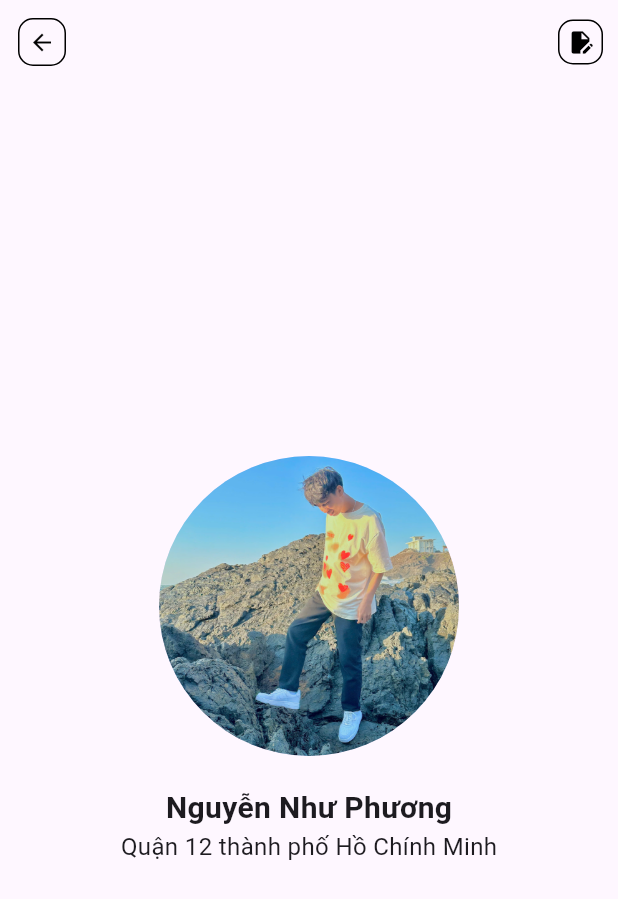
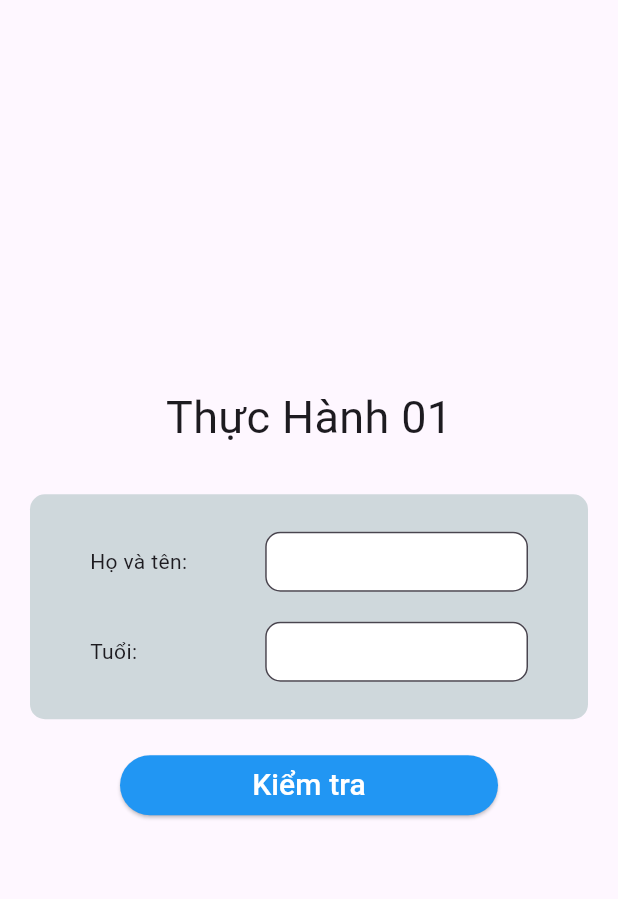
Before and after one commit to PhunPun/TodoList, a Flutter app: the screen it shows after launch, on a phone screen of 412 x 824 dp. Shown: the top 899 px of the screen. Run offline on Flutter 3.47's test engine with Material 3 defaults, Android fonts, the light colour scheme and no system bars; our stand-ins replace go_router; Roboto replaces fonts that are missing (RobotoSlap).

Commit message:
submit exercise 2 and practice 2

```diff
--- /dev/null
+++ b/baitap1/lib/apps/router/router.dart
@@ -0,0 +1,39 @@
+
+import 'package:baitap1/apps/router/router_name.dart';
+import 'package:baitap1/pages/tuan2/bai_tap2.dart';
+import 'package:baitap1/pages/tuan2/bai_th2.dart';
+import 'package:flutter/material.dart';
+import 'package:go_router/go_router.dart';
+
+
+class RouterCustum{
+  static final GoRouter router = GoRouter(
+  routes: <RouteBase>[
+    GoRoute(
+      path: '/',
+      name: RouterName.baith1,
+      builder: (BuildContext context, GoRouterState state) {
+        return const BaiTap2();
+      },
+      // routes: <RouteBase>[
+      //   GoRoute(
+      //     path: 'login',
+      //     name: RouterName.login,
+      //     builder: (BuildContext context, GoRouterState state) {
+      //       return const LoginPage();
+      //     },
+      //     routes: [
+      //       GoRoute(
+      //         path: 'register',
+      //         name: RouterName.register,
+      //         builder: (BuildContext context, GoRouterState state) {
+      //           return const RegisterPage();
+      //         },
+      //       ),
+      //     ]
+      //   ),
+      // ],
+    ),
+  ],
+);
+}
--- /dev/null
+++ b/baitap1/lib/apps/router/router_name.dart
@@ -0,0 +1,6 @@
+class RouterName {
+  static const String baitap1 = 'baitap1';
+  static const String baith1 = 'baith1';
+  static const String baitap2 = 'baitap2';
+  static const String baith2 = 'baith2';
+}
--- a/baitap1/lib/main.dart
+++ b/baitap1/lib/main.dart
@@ -1,4 +1,3 @@
-
 import 'package:baitap1/pages/my_app.dart';
 import 'package:flutter/material.dart';
 import 'package:flutter/services.dart';
--- a/baitap1/lib/pages/my_app.dart
+++ b/baitap1/lib/pages/my_app.dart
@@ -1,84 +1,16 @@
+import 'package:baitap1/apps/router/router.dart';
 import 'package:flutter/material.dart';
+
 
 class MyApp extends StatelessWidget {
   const MyApp({super.key});
 
   @override
   Widget build(BuildContext context) {
-    return MaterialApp(
+    return MaterialApp.router(
       debugShowCheckedModeBanner: false,
-      home: Scaffold(
-        appBar: AppBar(
-          leading: Padding(
-            padding: const EdgeInsets.all(12),
-            child: Container(
-              width: 30,
-              height: 30,
-              decoration: BoxDecoration(
-                border: Border.all(width: 1, color: Colors.black),
-                borderRadius: BorderRadius.circular(10),
-              ),
-              child: Center(
-                child: Icon(
-                  Icons.arrow_back,
-                  size: 18,
-                  color: Colors.black,
-                ),
-              ),
-            ),
-          ),
-          actions: [
-            Padding(
-              padding: const EdgeInsets.all(10),
-              child: Container(
-                width: 30,
-                height: 30,
-                decoration: BoxDecoration(
-                  border: Border.all(width: 1, color: Colors.black),
-                  borderRadius: BorderRadius.circular(10),
-                ),
-                child: Center(
-                  child: Icon(
-                    Icons.edit_document,
-                    size: 18,
-                    color: Colors.black,
-                  ),
-                ),
-              ),
-            ),
-          ],
-        ),
-        body: SafeArea(
-          child: SizedBox.expand(
-            child: Center(
-              child: Column(
-                mainAxisAlignment: MainAxisAlignment.center,
-                children: [
-                  CircleAvatar(
-                    radius: 100,
-                    backgroundImage: AssetImage('assets/images/avt.jpg'),
-                  ),
-                  const SizedBox(height: 20,),
-                  Text(
-                    'Nguyễn Như Phương',
-                    style: TextStyle(
-                      fontSize: 20,
-                      fontWeight: FontWeight.bold
-                    ),
-                  ),
-                  Text(
-                    'Quận 12 thành phố Hồ Chính Minh',
-                    style: TextStyle(
-                      fontSize: 16,
-                      fontWeight: FontWeight.w400
-                    ),
-                  ),
-                ],
-              ),
-            ),
-          ),
-        ),
-      ),
+      theme: ThemeData(fontFamily: 'RobotoSlap'),
+      routerConfig: RouterCustum.router,
     );
   }
 }
--- /dev/null
+++ b/baitap1/lib/pages/tuan2/bai_tap2.dart
@@ -0,0 +1,151 @@
+import 'package:flutter/material.dart';
+
+class BaiTap2 extends StatefulWidget {
+  const BaiTap2({super.key});
+
+  @override
+  State<BaiTap2> createState() => _BaiTap2State();
+}
+
+class _BaiTap2State extends State<BaiTap2> {
+  final TextEditingController NameController = TextEditingController();
+  final TextEditingController AgeController = TextEditingController();
+  String ? result;
+
+  void checkAge(){
+    int? age = int.tryParse(AgeController.text);
+    String? categories;
+    if(NameController.text.trim() == ""){
+      setState(() {
+        result = "Vui Lòng nhập Họ và tên";
+      });
+      _showDialog(result!);
+      return;
+    }
+    if(age == null){
+      setState(() {
+        result = "Vui lòng nhập tuổi là số";
+      });
+      _showDialog(result!);
+      return;
+    }
+    if (age > 65) {
+      categories = 'Người già';
+    } else if (age > 6) {
+      categories = 'Người lớn';
+    } else if (age >= 2) {
+      categories = 'Trẻ em';
+    } else {
+      categories = 'Em bé';
+    }
+    setState(() {
+      result = '${NameController.text} là $categories';
+    });
+    _showDialog(result!);
+  }
+  void _showDialog(String message) {
+    showDialog(
+      context: context,
+      builder: (context) => AlertDialog(
+        title: Text('Kết quả'),
+        content: Text(message),
+        actions: [
+          TextButton(
+            onPressed: () => Navigator.pop(context),
+            child: Text('Ok'),
+          )
+        ],
+      ),
+    );
+  }
+
+  @override
+  Widget build(BuildContext context) {
+    return Scaffold(
+      body: SafeArea(
+        child: Column(
+          mainAxisAlignment: MainAxisAlignment.center,
+          children: [
+            Text('Thực Hành 01', style: TextStyle(fontSize: 30),),
+            const SizedBox(height: 30,),
+            Container(
+              height: 150,
+              padding: EdgeInsets.symmetric(horizontal: 40),
+              margin: EdgeInsets.symmetric(horizontal: 20),
+              decoration: BoxDecoration(
+                color: Colors.blueGrey[100],
+                borderRadius: BorderRadius.circular(10)
+              ),
+              child: Column(
+                mainAxisAlignment: MainAxisAlignment.center,
+                children: [
+                  Row(
+                    children: [
+                      Expanded(
+                        flex: 4,
+                        child: Text('Họ và tên:'),
+                      ),
+                      Expanded(
+                        flex: 6,
+                        child: Container(
+                          height: 40,
+                          margin: EdgeInsets.symmetric(vertical: 10),
+                          child: TextField(
+                            controller: NameController,
+                            decoration: InputDecoration(
+                              filled: true,
+                              fillColor: Colors.white,
+                              border: OutlineInputBorder(
+                                borderRadius: BorderRadius.circular(10)
+                              )
+                            ),
+                          ),
+                        ),
+                      )
+                    ],
+                  ),
+                  Row(
+                    children: [
+                      Expanded(
+                        flex: 4,
+                        child: Text('Tuổi:'),
+                      ),
+                      Expanded(
+                        flex: 6,
+                        child: Container(
+                          height: 40,
+                          margin: EdgeInsets.symmetric(vertical: 10),
+                          child: TextField(
+                            controller: AgeController,
+                            decoration: InputDecoration(
+                              filled: true,
+                              fillColor: Colors.white,
+                              border: OutlineInputBorder(
+                                borderRadius: BorderRadius.circular(10)
+                              )
+                            ),
+                          ),
+                        ),
+                      )
+                    ],
+                  ),
+                ],
+              ),
+            ),
+            Container(
+              padding: EdgeInsets.symmetric(horizontal: 80, vertical: 20),
+              width: double.infinity,
+              child: ElevatedButton(
+                onPressed: checkAge,
+                style: ElevatedButton.styleFrom(
+                  backgroundColor: Colors.blue
+                ),
+                child: Text('Kiểm tra', style: TextStyle( color: Colors.white, fontSize: 20),),
+              ),
+            )
+          ],
+        ),
+      ),
+    );
+  }
+}
--- a/baitap1/pubspec.yaml
+++ b/baitap1/pubspec.yaml
@@ -35,6 +35,7 @@ dependencies:
   # Use with the CupertinoIcons class for iOS style icons.
   cupertino_icons: ^1.0.8
   flutter_svg: ^2.0.17
+  go_router: ^14.8.1
 
 dev_dependencies:
   flutter_test:
```
Also changed, not shown: baitap1/lib/pages/tuan1/bai_tap1.dart (added, +67 -0 lines), baitap1/lib/pages/tuan2/bai_th2.dart (added, +67 -0 lines), baitap1/pubspec.lock, 1 other file.
